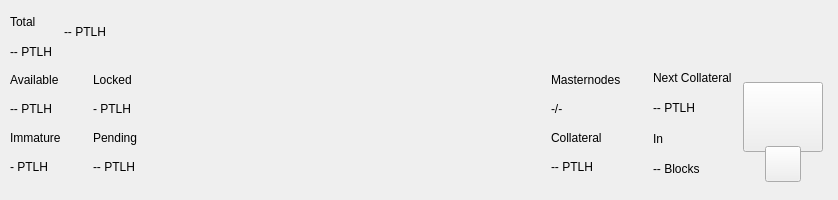
First picture: the form in src/qt/pivx/forms/topbar.ui, repository kyeno/DSW, before the edit.
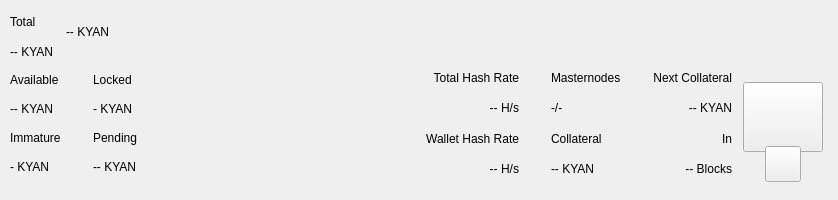
Second picture: the form after the edit. Custom widgets are drawn as their Qt base class.

Commit message: adds hash rate indicator, and start and stop staking at runtime

Diff of the .ui file:
```diff
--- a/src/qt/pivx/forms/topbar.ui
+++ b/src/qt/pivx/forms/topbar.ui
@@ -119,7 +119,7 @@
               <item>
                <widget class="QLabel" name="labelAmountPiv">
                 <property name="text">
-                 <string notr="true">-- PTLH</string>
+                 <string notr="true">-- KYAN</string>
                 </property>
                </widget>
               </item>
@@ -162,7 +162,7 @@
                  <string notr="true">padding:0px;margin:0px;</string>
                 </property>
                 <property name="text">
-                 <string notr="true">-- PTLH</string>
+                 <string notr="true">-- KYAN</string>
                 </property>
                </widget>
               </item>
@@ -456,7 +456,7 @@
                  <item>
                   <widget class="QLabel" name="labelAvailablePiv">
                    <property name="text">
-                    <string>-- PTLH</string>
+                    <string>-- KYAN</string>
                    </property>
                   </widget>
                  </item>
@@ -470,7 +470,7 @@
                  <item>
                   <widget class="QLabel" name="labelImmaturePiv">
                    <property name="text">
-                    <string notr="true">- PTLH</string>
+                    <string notr="true">- KYAN</string>
                    </property>
                   </widget>
                  </item>
@@ -491,7 +491,7 @@
                  <item>
                   <widget class="QLabel" name="labelLockedPiv">
                    <property name="text">
-                    <string>- PTLH</string>
+                    <string>- KYAN</string>
                    </property>
                   </widget>
                  </item>
@@ -505,7 +505,7 @@
                  <item>
                   <widget class="QLabel" name="labelPendingPiv">
                    <property name="text">
-                    <string notr="true">-- PTLH</string>
+                    <string notr="true">-- KYAN</string>
                    </property>
                   </widget>
                  </item>
@@ -542,7 +542,93 @@
             <number>9</number>
            </property>
            <item>
-            <layout class="QVBoxLayout" name="verticalLayout_5">
+            <widget class="QWidget" name="widgetStaking" native="true">
+             <layout class="QVBoxLayout" name="verticalLayout_12">
+              <property name="leftMargin">
+               <number>32</number>
+              </property>
+              <property name="topMargin">
+               <number>0</number>
+              </property>
+              <property name="rightMargin">
+               <number>0</number>
+              </property>
+              <property name="bottomMargin">
+               <number>0</number>
+              </property>
+              <item>
+               <widget class="QLabel" name="labelNetworkHashRateTitle">
+                <property name="text">
+                 <string>Total Hash Rate</string>
+                </property>
+                <property name="textFormat">
+                 <enum>Qt::AutoText</enum>
+                </property>
+                <property name="alignment">
+                 <set>Qt::AlignRight|Qt::AlignTrailing|Qt::AlignVCenter</set>
+                </property>
+               </widget>
+              </item>
+              <item>
+               <widget class="QLabel" name="labelNetworkHashRateValue">
+                <property name="layoutDirection">
+                 <enum>Qt::LeftToRight</enum>
+                </property>
+                <property name="text">
+                 <string>-- H/s</string>
+                </property>
+                <property name="textFormat">
+                 <enum>Qt::AutoText</enum>
+                </property>
+                <property name="alignment">
+                 <set>Qt::AlignRight|Qt::AlignTrailing|Qt::AlignVCenter</set>
+                </property>
+               </widget>
+              </item>
+              <item>
+               <widget class="QLabel" name="labelWalletHashRateTitle">
+                <property name="text">
+                 <string>Wallet Hash Rate</string>
+                </property>
+                <property name="textFormat">
+                 <enum>Qt::AutoText</enum>
+                </property>
+                <property name="alignment">
+                 <set>Qt::AlignRight|Qt::AlignTrailing|Qt::AlignVCenter</set>
+                </property>
+               </widget>
+              </item>
+              <item>
+               <widget class="QLabel" name="labelWalletHashRateValue">
+                <property name="text">
+                 <string notr="true">-- H/s</string>
+                </property>
+                <property name="textFormat">
+                 <enum>Qt::AutoText</enum>
+                </property>
+                <property name="alignment">
+                 <set>Qt::AlignRight|Qt::AlignTrailing|Qt::AlignVCenter</set>
+                </property>
+               </widget>
+              </item>
+             </layout>
+            </widget>
+           </item>
+           <item>
+            <widget class="QWidget" name="widgetMasternodes" native="true">
+             <layout class="QVBoxLayout">
+              <property name="leftMargin">
+               <number>32</number>
+              </property>
+              <property name="topMargin">
+               <number>0</number>
+              </property>
+              <property name="rightMargin">
+               <number>0</number>
+              </property>
+              <property name="bottomMargin">
+               <number>0</number>
+              </property>
              <item>
               <widget class="QLabel" name="labelMasternodesTitle">
                <property name="text">
@@ -558,20 +644,21 @@
               </widget>
              </item>
              <item>
-              <widget class="QLabel" name="labelTitle8">
+               <widget class="QLabel" name="labelCollateralTitle">
                <property name="text">
                 <string>Collateral</string>
                </property>
               </widget>
              </item>
              <item>
-              <widget class="QLabel" name="labelCollateralPiv">
+               <widget class="QLabel" name="labelCollateralValue">
                <property name="text">
-                <string notr="true">-- PTLH</string>
+                 <string notr="true">-- KYAN</string>
                </property>
               </widget>
              </item>
             </layout>
+            </widget>
            </item>
            <item>
             <widget class="QWidget" name="widgetNextCollateral" native="true">
@@ -593,20 +680,38 @@
                 <property name="text">
                  <string>Next Collateral</string>
                 </property>
+                <property name="textFormat">
+                 <enum>Qt::AutoText</enum>
+                </property>
+                <property name="alignment">
+                 <set>Qt::AlignRight|Qt::AlignTrailing|Qt::AlignVCenter</set>
+                </property>
                </widget>
               </item>
               <item>
                <widget class="QLabel" name="labelNextCollateralValue">
                 <property name="text">
-                 <string>-- PTLH</string>
+                 <string>-- KYAN</string>
+                </property>
+                <property name="textFormat">
+                 <enum>Qt::AutoText</enum>
+                </property>
+                <property name="alignment">
+                 <set>Qt::AlignRight|Qt::AlignTrailing|Qt::AlignVCenter</set>
                 </property>
                </widget>
               </item>
               <item>
-               <widget class="QLabel" name="labelTitle9">
+               <widget class="QLabel" name="labelRemainingBlocks">
                 <property name="text">
                  <string>In</string>
                 </property>
+                <property name="textFormat">
+                 <enum>Qt::AutoText</enum>
+                </property>
+                <property name="alignment">
+                 <set>Qt::AlignRight|Qt::AlignTrailing|Qt::AlignVCenter</set>
+                </property>
                </widget>
               </item>
               <item>
@@ -614,6 +719,12 @@
                 <property name="text">
                  <string notr="true">-- Blocks</string>
                 </property>
+                <property name="textFormat">
+                 <enum>Qt::AutoText</enum>
+                </property>
+                <property name="alignment">
+                 <set>Qt::AlignRight|Qt::AlignTrailing|Qt::AlignVCenter</set>
+                </property>
                </widget>
               </item>
              </layout>
```
Lines whose indentation alone changed are shown as unchanged. The commit also changes 10 other files.
